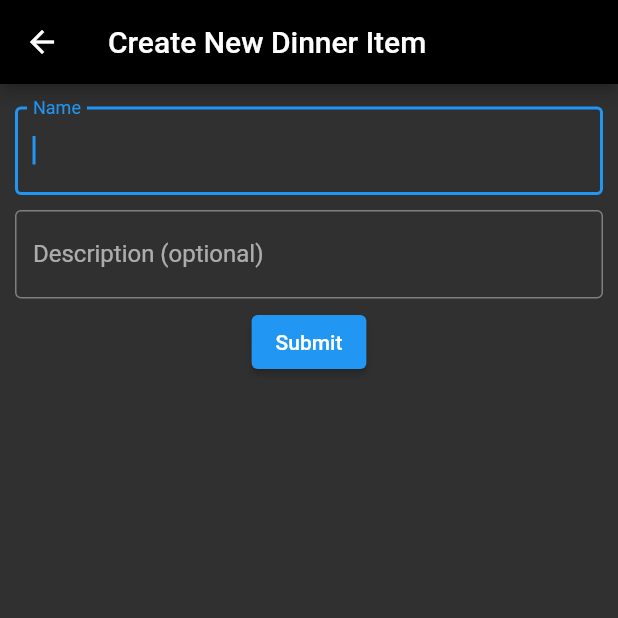
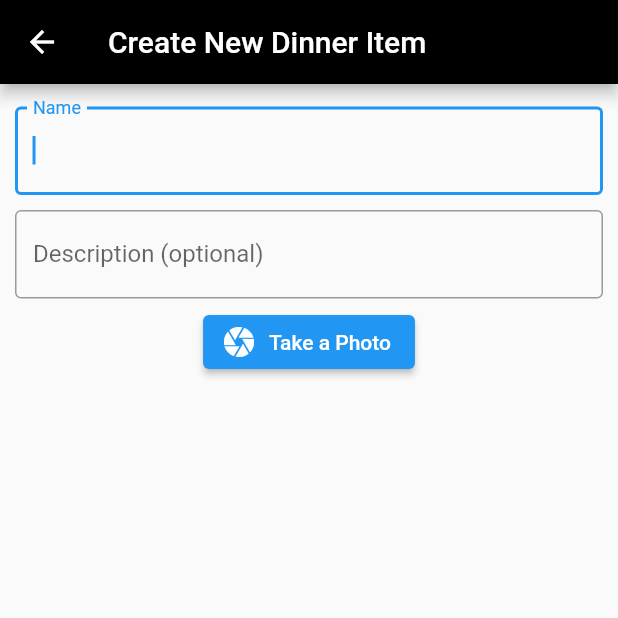
Before and after one commit to yamaser/deans_dinners, a Flutter app: the AddDinnerFormScreen screen opened by its route, on a phone screen of 412 x 824 dp, the top half of it. Run offline on Flutter 3.47's test engine with Material 2 defaults, Android fonts, the light colour scheme and no system bars; our stand-ins replace cloud_firestore, firebase_core, firebase_storage, flutter_slidable, image_picker; accounts and stored records are empty.

Commit message:
add imagepicker and image widgets to entries and dinners pages

```diff
--- a/lib/app.dart
+++ b/lib/app.dart
@@ -11,7 +11,7 @@ class App extends StatelessWidget {
   Widget build(BuildContext context) {
     return MaterialApp(
         title: 'Flutter Demo',
-        theme: ThemeData(brightness: Brightness.dark),
+        theme: ThemeData(brightness: Brightness.light),
         routes: {
           Home.routeName: (context) => const Home(),
           AddEntryFormScreen.routeName: (context) => const AddEntryFormScreen(),
--- a/lib/home.dart
+++ b/lib/home.dart
@@ -71,11 +71,11 @@ class _HomeState extends State<Home> {
         appBar: AppBar(
           centerTitle: true,
           title: const Text('Dean\'s Dinners'),
-          backgroundColor: Colors.black,
+          //backgroundColor: Colors.black,
         ),
         body: screens[currentIndex]['screen'],
         bottomNavigationBar: BottomNavigationBar(
-            backgroundColor: Colors.black,
+            //backgroundColor: Colors.black,
             currentIndex: currentIndex,
             onTap: (index) => setState(() => currentIndex = index),
             items: screens
--- a/lib/models/dinner.dart
+++ b/lib/models/dinner.dart
@@ -8,6 +8,7 @@ class Dinner {
   num? aveRating;
   int numRatings;
   String? description;
+  String? photoUrl;
   String? referenceId;
 
   Dinner(
@@ -23,6 +24,7 @@ class Dinner {
         aveRating = json['aveRating'],
         numRatings = json['numRatings'],
         description = json['description'],
+        photoUrl = json['photoUrl'],
         referenceId = json['referenceId'];
 
   factory Dinner.fromSnapshot(DocumentSnapshot snapshot) {
@@ -37,6 +39,7 @@ class Dinner {
         'aveRating': aveRating,
         'numRatings': numRatings,
         'description': description,
+        'photoUrl': photoUrl,
         'referenceId': referenceId,
       };
 
--- a/lib/screens/add_dinner_form_scree.dart
+++ b/lib/screens/add_dinner_form_scree.dart
@@ -1,6 +1,10 @@
+import 'dart:io';
 import 'package:deans_dinners/models/dinner.dart';
 import 'package:deans_dinners/repository/data_repository.dart';
 import 'package:flutter/material.dart';
+import 'package:image_picker/image_picker.dart';
+import 'package:firebase_storage/firebase_storage.dart';
+import 'package:path/path.dart';
 
 class AddDinnerFormScreen extends StatefulWidget {
   static const routeName = 'AddDinnerFormScreen';
@@ -13,8 +17,73 @@ class AddDinnerFormScreen extends StatefulWidget {
 
 class _AddDinnerFormScreenState extends State<AddDinnerFormScreen> {
   final formKey = GlobalKey<FormState>();
+  final _nameFieldController = TextEditingController();
+  final _descriptionFieldController = TextEditingController();
   DataRepository repository = DataRepository();
   Dinner dinner = Dinner();
+  final ImagePicker _picker = ImagePicker();
+  XFile? photo;
+
+  @override
+  void dispose() {
+    _nameFieldController.dispose();
+    _descriptionFieldController.dispose();
+    super.dispose();
+  }
+
+  Future<void> getPhoto() async {
+    photo = await _picker.pickImage(source: ImageSource.camera);
+    setState(() {});
+  }
+
+  Future<void> uploadPhotoToFirebase(Dinner dinner) async {
+    Reference storageReference =
+        FirebaseStorage.instance.ref().child(basename(photo!.name));
+    UploadTask uploadTask = storageReference.putFile(File(photo!.path));
+    await uploadTask.whenComplete(() {});
+    dinner.photoUrl = await storageReference.getDownloadURL();
+  }
+
+  Widget _formSubmitButton(BuildContext context) {
+    return ElevatedButton(
+      onPressed: () async {
+        if (formKey.currentState!.validate()) {
+          formKey.currentState!.save();
+          await uploadPhotoToFirebase(dinner);
+          repository.addDinner(dinner);
+          Navigator.of(context).pop();
+        }
+      },
+      child: const Text('Submit'),
+    );
+  }
+
+  Widget _formClearButton() {
+    return ElevatedButton(
+        onPressed: () {
+          _nameFieldController.clear();
+          _descriptionFieldController.clear();
+          photo = null;
+          setState(() {});
+        },
+        child: const Text('Cancel'),
+        style: ElevatedButton.styleFrom(primary: Colors.red));
+  }
+
+  Widget _displayFormButtons(BuildContext context) {
+    if (photo != null) {
+      return Row(
+        mainAxisAlignment: MainAxisAlignment.center,
+        children: [
+          _formSubmitButton(context),
+          const SizedBox(width: 6),
+          _formClearButton(),
+        ],
+      );
+    } else {
+      return Container();
+    }
+  }
 
   @override
   Widget build(BuildContext context) {
@@ -32,6 +101,7 @@ class _AddDinnerFormScreenState extends State<AddDinnerFormScreen> {
               Padding(
                 padding: const EdgeInsets.symmetric(vertical: 5.0),
                 child: TextFormField(
+                  controller: _nameFieldController,
                   autofocus: true,
                   decoration: const InputDecoration(
                     labelText: 'Name',
@@ -47,6 +117,7 @@ class _AddDinnerFormScreenState extends State<AddDinnerFormScreen> {
               Padding(
                 padding: const EdgeInsets.symmetric(vertical: 5.0),
                 child: TextFormField(
+                  controller: _descriptionFieldController,
                   decoration: const InputDecoration(
                     labelText: 'Description (optional)',
                     border: OutlineInputBorder(),
@@ -58,17 +129,43 @@ class _AddDinnerFormScreenState extends State<AddDinnerFormScreen> {
                   },
                 ),
               ),
-                  ElevatedButton(
-                      onPressed: () {
-                        if (formKey.currentState!.validate()) {
-                          formKey.currentState!.save();
-                          repository.addDinner(dinner);
-                          Navigator.of(context).pop();
-                        }
-                      },
-                      child: const Text('Submit')),
+              _displayImage(photo),
+              _displayFormButtons(context),
+              _takePhotoButton(photo, getPhoto),
             ],
-              )),
-        ));
+          ),
+        ),
+      ),
+    );
   }
 }
+
+Widget _takePhotoButton(XFile? photo, Function getPhoto) {
+  if (photo == null) {
+    return ElevatedButton.icon(
+      onPressed: () async {
+        await getPhoto();
+      },
+      icon: const Icon(Icons.camera),
+      label: const Text('Take a Photo'),
+    );
+  } else {
+    return Container();
+  }
+}
+
+Widget _displayImage(XFile? photo) {
+  if (photo != null) {
+    return Flexible(
+      fit: FlexFit.tight,
+      child: ClipRRect(
+        borderRadius: BorderRadius.circular(8.0),
+        child: Image.file(
+          File(photo.path),
+        ),
+      ),
+    );
+  } else {
+    return Container();
+  }
+}
--- a/pubspec.yaml
+++ b/pubspec.yaml
@@ -38,6 +38,8 @@ dependencies:
   firebase_core: ^1.13.1
   intl: ^0.17.0
   flutter_slidable: ^1.2.0
+  image_picker: ^0.8.4+11
+  firebase_storage: ^10.2.9
 
 dev_dependencies:
   flutter_test:
```
Also changed, not shown: lib/screens/dinners_screen.dart (+19 -0 lines), lib/screens/entries_screen.dart (+20 -3 lines), pubspec.lock. Lines whose indentation alone changed are shown as unchanged.
